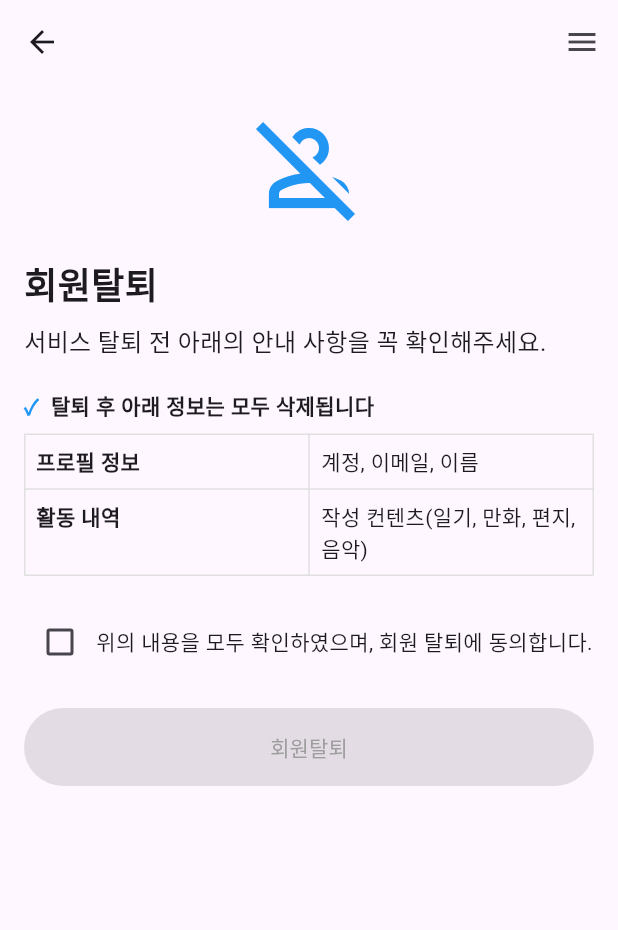
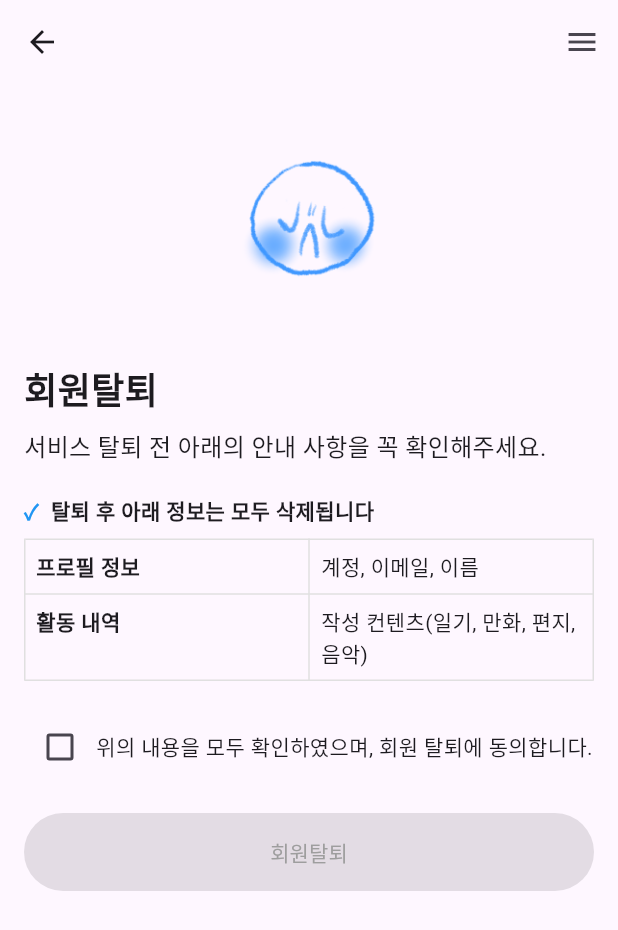
Before and after one commit to Tune-Manner/wisely-diary-frontend, a Flutter app: the MemberDeactivatePage screen opened directly, on a phone screen of 412 x 824 dp. Shown: the top 930 px of the screen. Run offline on Flutter 3.47's test engine with Material 3 defaults, Android fonts, the phone set to English and light mode, and no system bars; our stand-ins replace google_sign_in, supabase_flutter, table_calendar; missing offline and left inert: gotrue, kakao_flutter_sdk_user; accounts and stored records are empty.

Commit message:
feat : withdrawrl sad icon

```diff
--- a/lib/member_deactivate.dart
+++ b/lib/member_deactivate.dart
@@ -116,10 +116,10 @@ class _MemberDeactivatePageState extends State<MemberDeactivatePage> {
             crossAxisAlignment: CrossAxisAlignment.start,
             children: [
               Center(
-                child: Icon(
-                  Icons.person_off_outlined,
-                  size: 80,
-                  color: Colors.blue,
+                child: Image.asset(
+                  'assets/emotions/sad.png',
+                  width: 150,
+                  height: 150,
                 ),
               ),
               SizedBox(height: 20),
@@ -134,8 +134,6 @@ class _MemberDeactivatePageState extends State<MemberDeactivatePage> {
               ),
               SizedBox(height: 20),
               _buildInfoTable('탈퇴 후 아래 정보는 모두 삭제됩니다'),
-              // SizedBox(height: 20),
-              // _buildInfoTable('탈퇴 후에 일부 정보는 남아 있습니다'),
               SizedBox(height: 20),
               Row(
                 children: [
--- a/pubspec.yaml
+++ b/pubspec.yaml
@@ -74,6 +74,7 @@ flutter:
     - assets/google_logo.png
     - assets/kakao_logo.png
     - assets/wisely-diary-logo.png
+    - assets/emotions/sad.png
 
   # To add assets to your application, add an assets section, like this:
   # assets:
```
Also changed, not shown: assets/emotions/sad.png (added), 1 other file.
